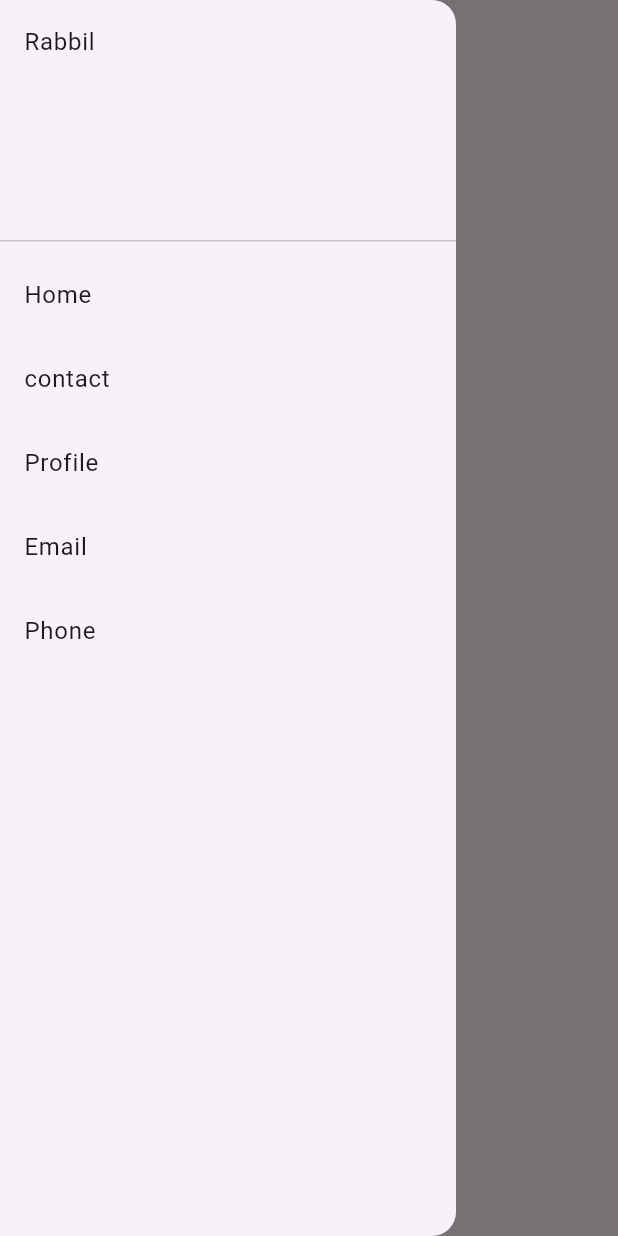
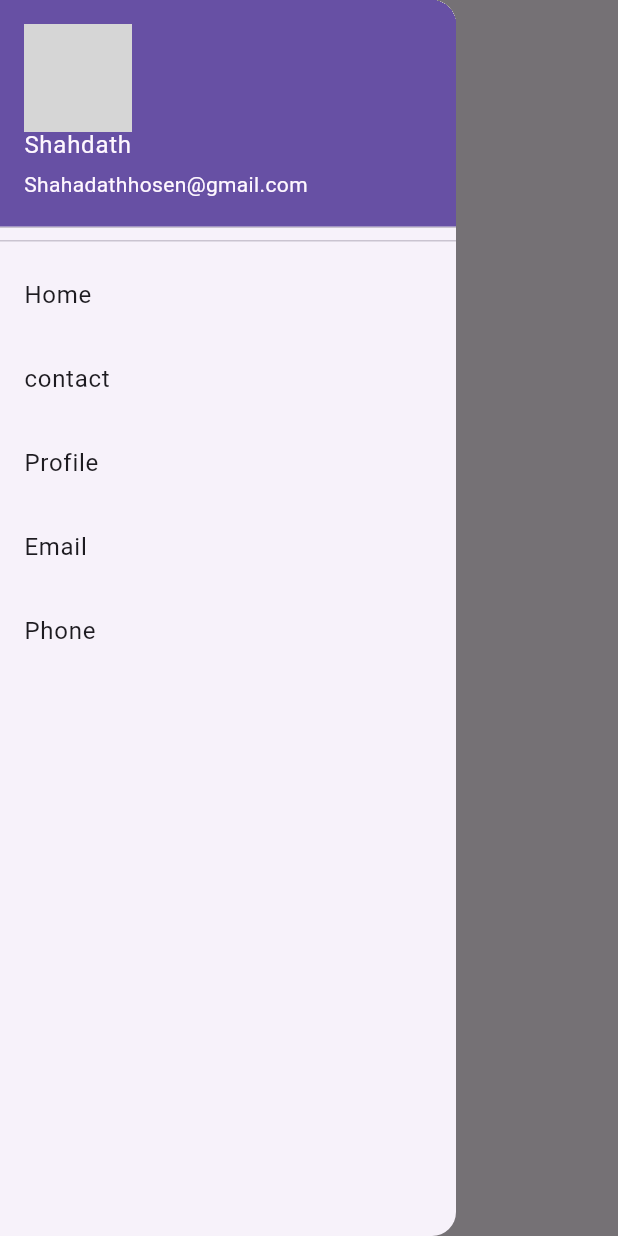
Before and after one commit to HosenShahadath/Flutter-complete-guide-course-ostad, a Flutter app: the screen it shows after launch, with the side drawer open, on a phone screen of 412 x 824 dp. Run offline on Flutter 3.47's test engine with Material 3 defaults, Android fonts, the phone set to English and light mode, and no system bars; network calls fail; grey boxes are pictures that could not be loaded.

Commit message:
nav drawer

```diff
--- a/lib/module 7/recoded video/navigation drawer/navigation drawer.dart
+++ b/lib/module 7/recoded video/navigation drawer/navigation drawer.dart
@@ -9,13 +9,20 @@ class NavDrawer extends StatelessWidget {
       appBar: AppBar(title: const Text('Navigation drawer')),
       drawer: Drawer(
         child: ListView(
-          children: const [
-            DrawerHeader(child: Text('Rabbil')),
-            ListTile(title: Text('Home')),
-            ListTile(title: Text('contact')),
-            ListTile(title: Text('Profile')),
-            ListTile(title: Text('Email')),
-            ListTile(title: Text('Phone')),
+          children: [
+            DrawerHeader(
+              padding: const EdgeInsets.all(0),
+              child: UserAccountsDrawerHeader(
+                accountName: const Text('Shahdath'),
+                accountEmail: const Text('Shahadathhosen@gmail.com'),
+                currentAccountPicture: Image.network("https://picsum.photos/id/237/200/300"),
+              ),
+            ),
+            const ListTile(title: Text('Home')),
+            const ListTile(title: Text('contact')),
+            const ListTile(title: Text('Profile')),
+            const ListTile(title: Text('Email')),
+            const ListTile(title: Text('Phone')),
           ],
         ),
       ),
```
